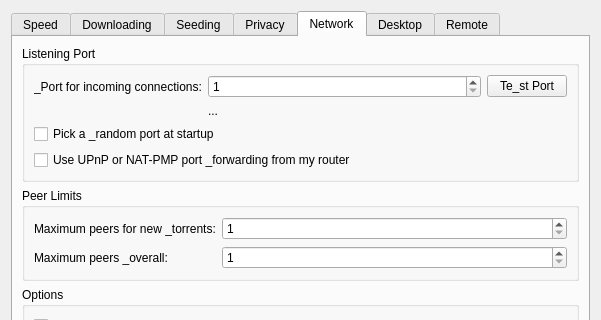
Above: qt/PrefsDialog.ui from retransmission/retransmission before the change; both pictures show x 0 to 601 and y 0 to 320 of the 601 by 657 pixel window. Below: the same form after it.
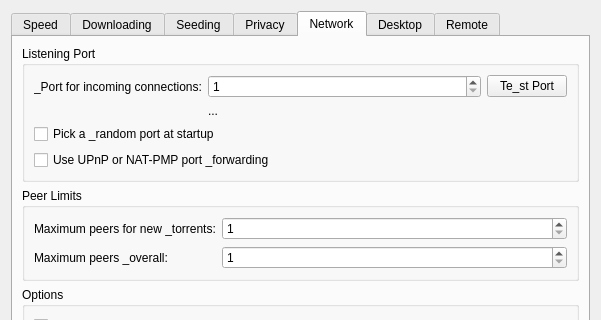
That is the form after the change. The open tabs and pages were chosen to show the change. Icons and pictures are not drawn. Custom widgets are drawn as their Qt base class.

Commit message: chore: say "Use UPnP or NAT-PMP port forwarding" in every client

```diff
--- a/qt/PrefsDialog.ui
+++ b/qt/PrefsDialog.ui
@@ -701,7 +701,7 @@
           <item row="3" column="0" colspan="3">
            <widget class="QCheckBox" name="enablePortForwardingCheck">
             <property name="text">
-             <string>Use UPnP or NAT-PMP port _forwarding from my router</string>
+             <string>Use UPnP or NAT-PMP port _forwarding</string>
             </property>
            </widget>
           </item>
```
The commit also changes 38 other files.
